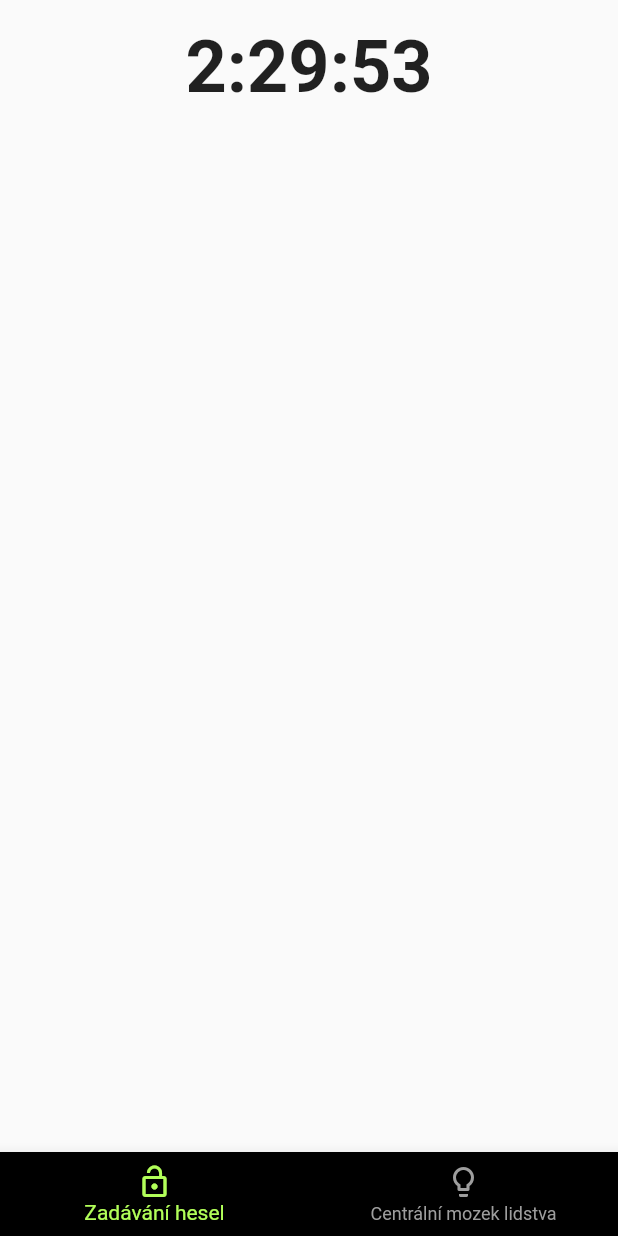
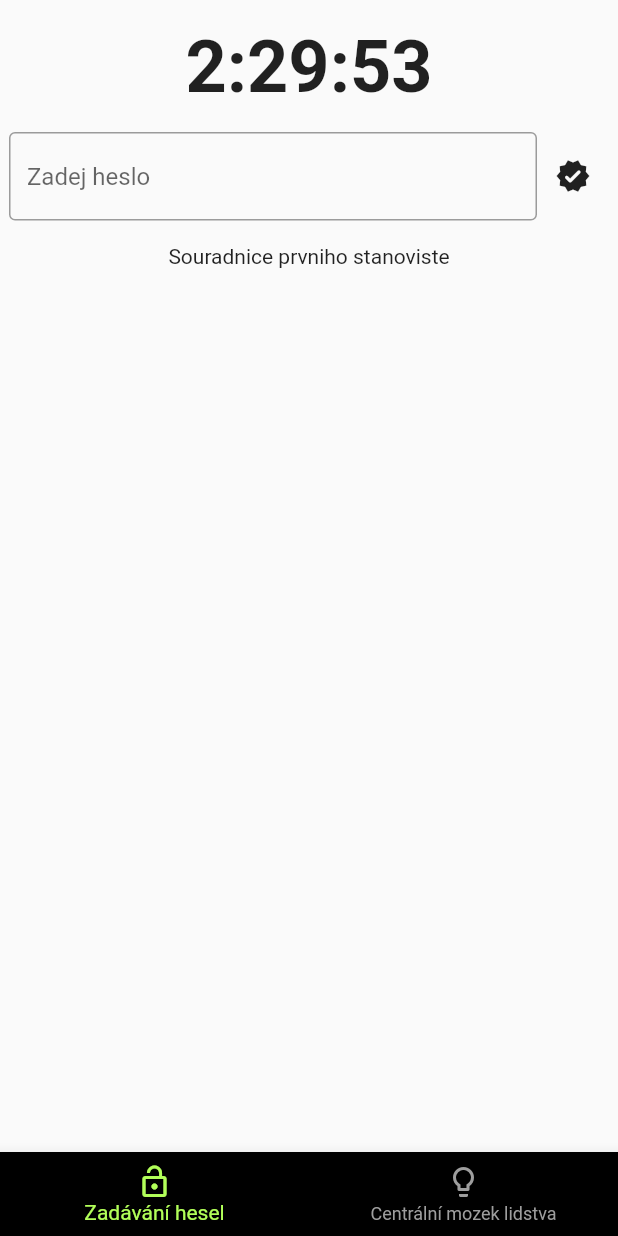
Before and after one commit to luksladky/TaborKontakt-Unikovka, a Flutter app: the screen it shows after launch, on a phone screen of 412 x 824 dp. Run offline on Flutter 3.47's test engine with Material 2 defaults, Android fonts, the phone set to English and light mode, and no system bars.

Commit message:
Simple password input

```diff
--- a/lib/screens/cipher_manager.dart
+++ b/lib/screens/cipher_manager.dart
@@ -1,6 +1,7 @@
 import 'package:flutter/material.dart';
 
 import 'widgets/countdown_timer.dart';
+import 'widgets/password_input.dart';
 
 class CipherManagerScreen extends StatefulWidget {
   const CipherManagerScreen({Key? key}) : super(key: key);
@@ -22,7 +23,8 @@ class _CipherManagerScreenState extends State<CipherManagerScreen> {
           padding: EdgeInsets.symmetric(horizontal: 8, vertical: 16),
           child: CountdownTimer(
               DateTime.now().add(Duration(hours: 2, minutes: 30, seconds: 0))),
-        )
+        ),
+        CipherInput(),
       ]),
     );
   }
--- /dev/null
+++ b/lib/screens/widgets/password_input.dart
@@ -0,0 +1,65 @@
+import 'package:flutter/material.dart';
+
+class CipherData {
+  String password;
+  String coordinates;
+
+  CipherData(this.password, this.coordinates);
+}
+
+final List<CipherData> cipherData = [
+  CipherData("", "Souradnice prvniho stanoviste"),
+  CipherData("citron", "jdete na sever"),
+  CipherData("pomeranc", "jdete na jih")
+];
+
+class CipherInput extends StatefulWidget {
+  @override
+  _CipherInputState createState() => _CipherInputState();
+}
+
+class _CipherInputState extends State<CipherInput> {
+  TextEditingController _controller = TextEditingController();
+
+  int cipherIndex = 0;
+
+  void incrementCipherIndex(String password) {
+    setState(() {
+      if (password != cipherData[cipherIndex + 1].password) {
+        print("Spatne heslo ${_controller.text}");
+        return;
+      }
+      if (cipherIndex < cipherData.length - 1) {
+        cipherIndex++;
+      }
+    });
+  }
+
+  @override
+  Widget build(BuildContext context) {
+    return Container(
+        child: Column(children: [
+      Row(
+        children: [
+          Expanded(
+            child: TextField(
+              controller: _controller,
+              decoration: InputDecoration(
+                  border: OutlineInputBorder(), hintText: "Zadej heslo"),
+            ),
+          ),
+          IconButton(
+            icon: Icon(Icons.verified_rounded),
+            onPressed: () {
+              incrementCipherIndex(_controller.text);
+              print("Pressed send button, text: ${_controller.text}");
+              // Add your desired action for the icon button here
+            },
+          ),
+        ],
+      ),
+      SizedBox(height: 16),
+      Text(cipherData[cipherIndex].coordinates)
+    ]));
+  }
+}
```
